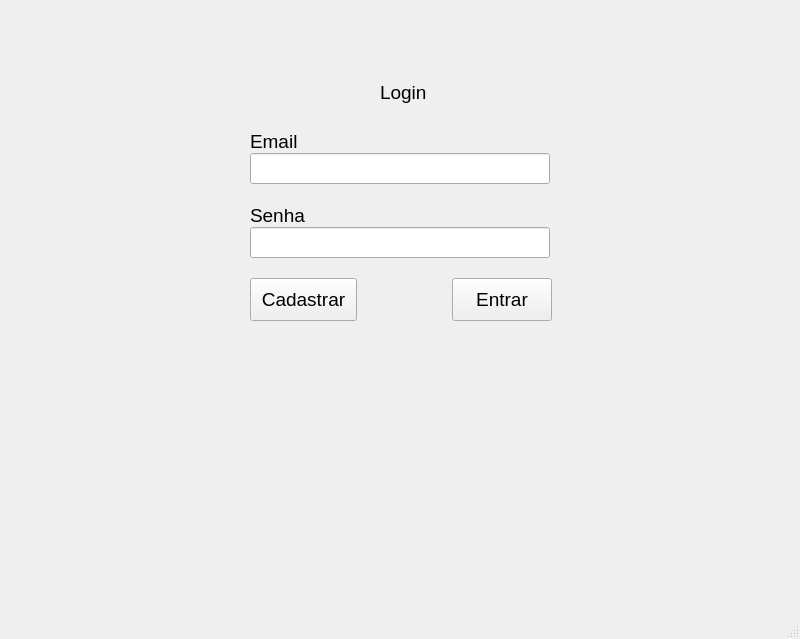
Before: the Qt Designer form biblioteca/view/layouts/login.ui in LuisCunha05/sistema_biblioteca, drawn with Qt 5.
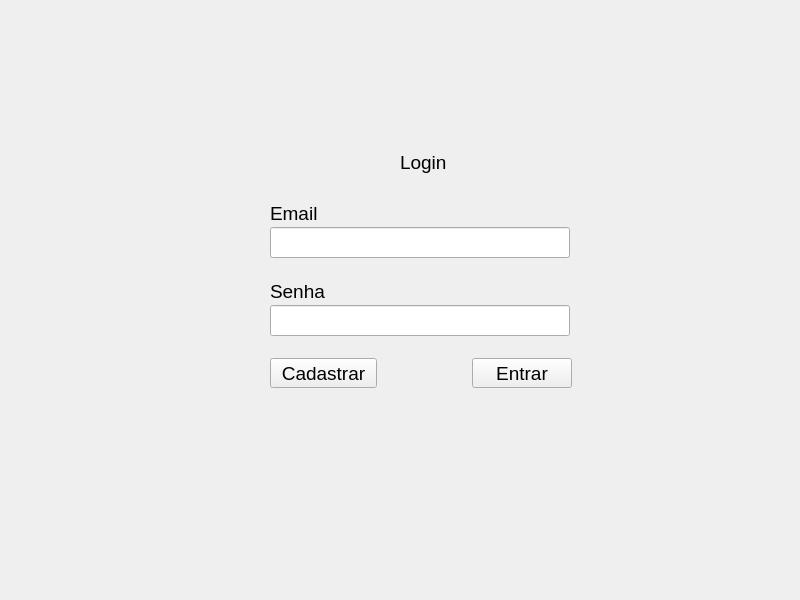
After: the same form once the commit is applied.

```diff
--- a/biblioteca/view/layouts/login.ui
+++ b/biblioteca/view/layouts/login.ui
@@ -1,19 +1,21 @@
 <?xml version="1.0" encoding="UTF-8"?>
 <ui version="4.0">
- <class>login</class>
- <widget class="QMainWindow" name="login">
+ <class>Form</class>
+ <widget class="QWidget" name="Form">
   <property name="geometry">
    <rect>
     <x>0</x>
     <y>0</y>
     <width>800</width>
-    <height>639</height>
+    <height>600</height>
    </rect>
   </property>
-  <property name="windowTitle">
-   <string>Login</string>
+  <property name="sizePolicy">
+   <sizepolicy hsizetype="Minimum" vsizetype="Minimum">
+    <horstretch>0</horstretch>
+    <verstretch>0</verstretch>
+   </sizepolicy>
   </property>
-  <widget class="QWidget" name="centralwidget">
    <property name="minimumSize">
     <size>
      <width>800</width>
@@ -35,8 +37,8 @@
    <widget class="QWidget" name="verticalLayoutWidget">
     <property name="geometry">
      <rect>
-      <x>250</x>
-      <y>130</y>
+     <x>270</x>
+     <y>200</y>
       <width>302</width>
       <height>191</height>
      </rect>
@@ -157,6 +159,18 @@
            <verstretch>0</verstretch>
           </sizepolicy>
          </property>
+        <property name="minimumSize">
+         <size>
+          <width>0</width>
+          <height>30</height>
+         </size>
+        </property>
+        <property name="maximumSize">
+         <size>
+          <width>300</width>
+          <height>30</height>
+         </size>
+        </property>
          <property name="font">
           <font>
            <family>Segoe UI</family>
@@ -164,7 +178,7 @@
           </font>
          </property>
          <property name="styleSheet">
-          <string notr="true">padding: 0px 10px;</string>
+         <string notr="true">padding: 0px 10px;text-align:center;</string>
          </property>
          <property name="text">
           <string>Cadastrar</string>
@@ -195,9 +209,24 @@
          <property name="minimumSize">
           <size>
            <width>100</width>
-           <height>0</height>
-          </size>
-         </property>
+          <height>30</height>
+         </size>
+        </property>
+        <property name="maximumSize">
+         <size>
+          <width>300</width>
+          <height>30</height>
+         </size>
+        </property>
+        <property name="font">
+         <font>
+          <family>Segoe UI</family>
+          <pointsize>14</pointsize>
+         </font>
+        </property>
+        <property name="styleSheet">
+         <string notr="true">text-align:center;</string>
+        </property>
          <property name="text">
           <string>Entrar</string>
          </property>
@@ -210,8 +239,8 @@
    <widget class="QLabel" name="label">
     <property name="geometry">
      <rect>
-      <x>380</x>
-      <y>80</y>
+     <x>400</x>
+     <y>150</y>
       <width>47</width>
       <height>25</height>
      </rect>
@@ -220,18 +249,6 @@
      <string>Login</string>
     </property>
    </widget>
-  </widget>
-  <widget class="QMenuBar" name="menubar">
-   <property name="geometry">
-    <rect>
-     <x>0</x>
-     <y>0</y>
-     <width>800</width>
-     <height>21</height>
-    </rect>
-   </property>
-  </widget>
-  <widget class="QStatusBar" name="statusbar"/>
  </widget>
  <resources/>
  <connections/>
```
Left out of the diff: 3 changed lines with no effect on the pictures. Lines whose indentation alone changed are shown as unchanged.
